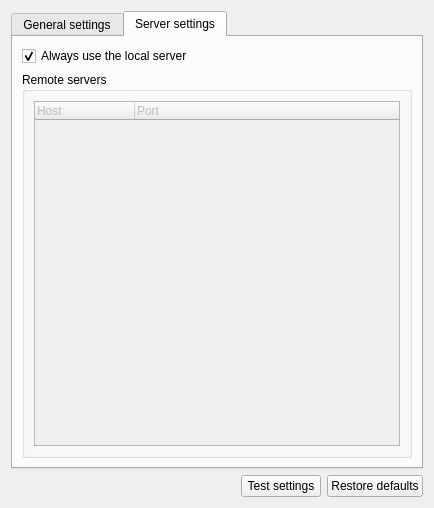
First picture: the form in gns3/modules/virtualbox/ui/virtualbox_preferences_page.ui, repository GNS3/gns3-gui, before the edit.
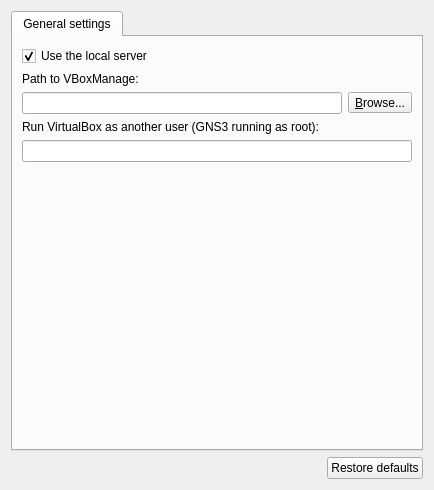
Second picture: the form after the edit. The open tabs and pages were chosen to show the change.

Commit message: Remove remote servers list from module preferences + some other preferences re-factoring.

```diff
--- a/gns3/modules/virtualbox/ui/virtualbox_preferences_page.ui
+++ b/gns3/modules/virtualbox/ui/virtualbox_preferences_page.ui
@@ -6,8 +6,8 @@
    <rect>
     <x>0</x>
     <y>0</y>
-    <width>432</width>
-    <height>508</height>
+    <width>430</width>
+    <height>490</height>
    </rect>
   </property>
   <property name="windowTitle">
@@ -26,18 +26,35 @@
       <attribute name="title">
        <string>General settings</string>
       </attribute>
-      <layout class="QGridLayout" name="gridLayout">
-       <item row="2" column="0">
+      <layout class="QVBoxLayout" name="verticalLayout">
+       <item>
+        <widget class="QCheckBox" name="uiUseLocalServercheckBox">
+         <property name="text">
+          <string>Use the local server</string>
+         </property>
+         <property name="checked">
+          <bool>true</bool>
+         </property>
+        </widget>
+       </item>
+       <item>
         <widget class="QLabel" name="uiVboxManagePathLabel">
          <property name="text">
           <string>Path to VBoxManage:</string>
          </property>
         </widget>
        </item>
-       <item row="3" column="0" colspan="2">
+       <item>
         <layout class="QHBoxLayout" name="horizontalLayout_5">
          <item>
-          <widget class="QLineEdit" name="uiVboxManagePathLineEdit"/>
+          <widget class="QLineEdit" name="uiVboxManagePathLineEdit">
+           <property name="sizePolicy">
+            <sizepolicy hsizetype="MinimumExpanding" vsizetype="Fixed">
+             <horstretch>0</horstretch>
+             <verstretch>0</verstretch>
+            </sizepolicy>
+           </property>
+          </widget>
          </item>
          <item>
           <widget class="QToolButton" name="uiVboxManagePathToolButton">
@@ -51,17 +68,24 @@
          </item>
         </layout>
        </item>
-       <item row="5" column="0">
+       <item>
         <widget class="QLabel" name="uiVboxManageUserLabel">
          <property name="text">
           <string>Run VirtualBox as another user (GNS3 running as root):</string>
          </property>
         </widget>
        </item>
-       <item row="6" column="0">
-        <widget class="QLineEdit" name="uiVboxManageUserLineEdit"/>
+       <item>
+        <widget class="QLineEdit" name="uiVboxManageUserLineEdit">
+         <property name="sizePolicy">
+          <sizepolicy hsizetype="MinimumExpanding" vsizetype="Fixed">
+           <horstretch>0</horstretch>
+           <verstretch>0</verstretch>
+          </sizepolicy>
+         </property>
+        </widget>
        </item>
-       <item row="7" column="0" colspan="2">
+       <item>
         <spacer name="spacer">
          <property name="orientation">
           <enum>Qt::Vertical</enum>
@@ -76,52 +100,6 @@
        </item>
       </layout>
      </widget>
-     <widget class="QWidget" name="uiServerSettingsTabWidget">
-      <attribute name="title">
-       <string>Server settings</string>
-      </attribute>
-      <layout class="QVBoxLayout" name="verticalLayout_3">
-       <item>
-        <widget class="QCheckBox" name="uiUseLocalServercheckBox">
-         <property name="text">
-          <string>Always use the local server</string>
-         </property>
-         <property name="checked">
-          <bool>true</bool>
-         </property>
-        </widget>
-       </item>
-       <item>
-        <widget class="QGroupBox" name="uiRemoteServersGroupBox">
-         <property name="title">
-          <string>Remote servers</string>
-         </property>
-         <layout class="QHBoxLayout" name="horizontalLayout_11">
-          <item>
-           <widget class="QTreeWidget" name="uiRemoteServersTreeWidget">
-            <property name="enabled">
-             <bool>false</bool>
-            </property>
-            <property name="selectionMode">
-             <enum>QAbstractItemView::NoSelection</enum>
-            </property>
-            <column>
-             <property name="text">
-              <string>Host</string>
-             </property>
-            </column>
-            <column>
-             <property name="text">
-              <string>Port</string>
-             </property>
-            </column>
-           </widget>
-          </item>
-         </layout>
-        </widget>
-       </item>
-      </layout>
-     </widget>
     </widget>
    </item>
    <item>
@@ -139,13 +117,6 @@
        </property>
       </spacer>
      </item>
-     <item>
-      <widget class="QPushButton" name="uiTestSettingsPushButton">
-       <property name="text">
-        <string>Test settings</string>
-       </property>
-      </widget>
-     </item>
      <item>
       <widget class="QPushButton" name="uiRestoreDefaultsPushButton">
        <property name="text">
```
The commit also changes 28 other files.
